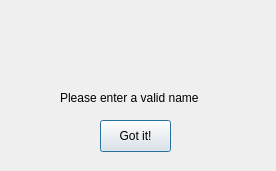
Above: client/error.ui from SimoneDutto/CollaborativeEditor before the change. Below: the same form after it.
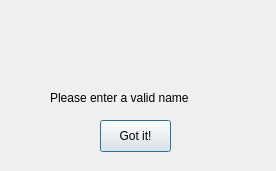
That is the form after the change. Icons and pictures are not drawn.

```diff
--- a/client/error.ui
+++ b/client/error.ui
@@ -32,9 +32,9 @@
   <widget class="QLabel" name="label_2">
    <property name="geometry">
     <rect>
-     <x>60</x>
+     <x>50</x>
      <y>90</y>
-     <width>161</width>
+     <width>181</width>
      <height>16</height>
     </rect>
    </property>
```
